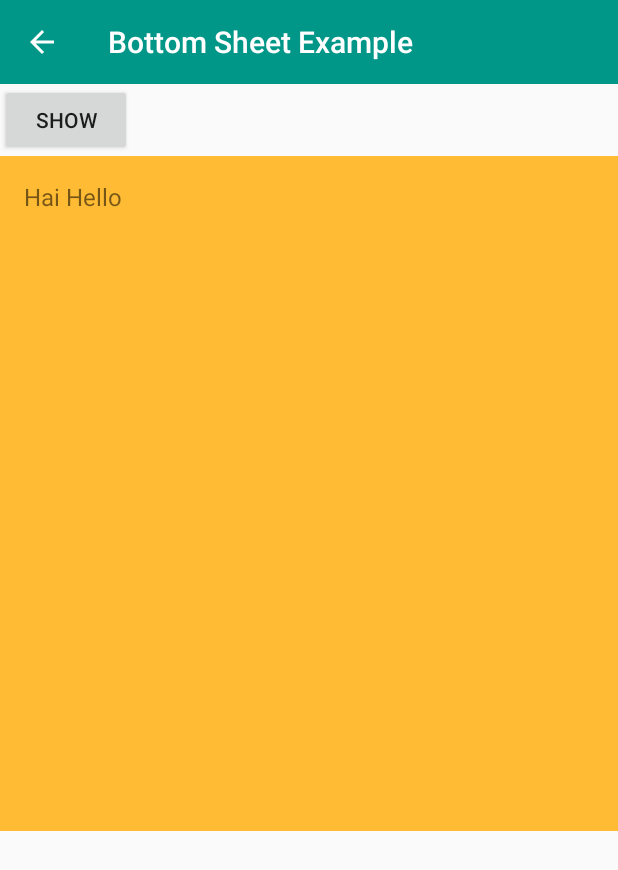
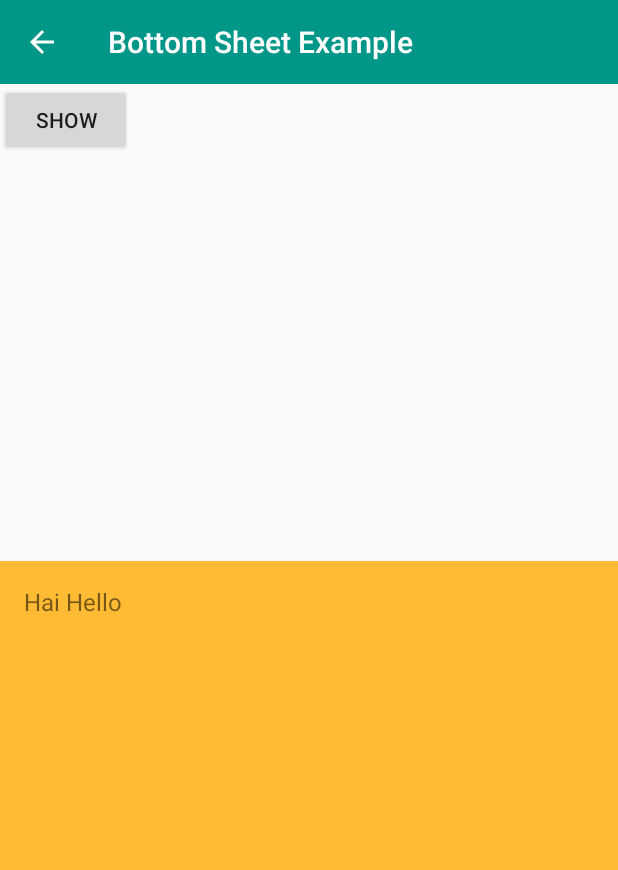
Before and after one commit to stsmunusamy/Android_Tutor, an Android app: the BottomSheetActivity screen opened directly, with no data from a screen before it, after a tap on "SHOW", on a phone screen of 412 x 824 dp. Shown: the top 870 px of the screen. Run offline under Robolectric (Android 15) with nearby library versions, the phone set to English and light mode, and no system bars.

Commit message:
Bottom Sheet Example added

```diff
--- a/app/src/main/java/com/myapps35/tutorial/BottomSheet/BottomSheetActivity.java
+++ b/app/src/main/java/com/myapps35/tutorial/BottomSheet/BottomSheetActivity.java
@@ -36,5 +36,19 @@ public class BottomSheetActivity extends AppCompatActivity
             }
         });
 
+
+
+        mBottomSheetBehavior.setBottomSheetCallback(new BottomSheetBehavior.BottomSheetCallback() {
+            @Override
+            public void onStateChanged(View bottomSheet, int newState) {
+                if (newState == BottomSheetBehavior.STATE_COLLAPSED) {
+                    mBottomSheetBehavior.setPeekHeight(500);
+                }
+            }
+
+            @Override
+            public void onSlide(View bottomSheet, float slideOffset) {
+            }
+        });
     }
 }
--- a/app/src/main/res/layout/activity_bottom_sheet.xml
+++ b/app/src/main/res/layout/activity_bottom_sheet.xml
@@ -1,11 +1,17 @@
 <?xml version="1.0" encoding="utf-8"?>
-<LinearLayout
+<android.support.design.widget.CoordinatorLayout
     xmlns:android="http://schemas.android.com/apk/res/android"
     xmlns:app="http://schemas.android.com/apk/res-auto"
     xmlns:tools="http://schemas.android.com/tools"
-    android:layout_width="match_parent" android:layout_height="match_parent"
-    android:orientation="vertical"
-    tools:context="com.myapps35.tutorial.BottomSheet.BottomSheetActivity">
+    android:id="@+id/main_content"
+    android:layout_width="match_parent"
+    android:layout_height="match_parent"
+    android:fitsSystemWindows="true">
+
+    <LinearLayout
+        android:layout_width="match_parent"
+        android:layout_height="match_parent"
+        android:orientation="vertical">
 
         <Toolbar
             android:layout_width="match_parent"
@@ -22,14 +28,15 @@
             android:layout_height="wrap_content"
             android:text="show"/>
 
+    </LinearLayout>
+
     <android.support.v4.widget.NestedScrollView
         android:id="@+id/bottom_sheet"
         android:layout_width="match_parent"
         android:layout_height="450dp"
         android:background="@android:color/holo_orange_light"
         android:clipToPadding="true"
-        app:layout_behavior="android.support.design.widget.BottomSheetBehavior"
-    >
+        app:layout_behavior="android.support.design.widget.BottomSheetBehavior" >
 
         <TextView
             android:layout_width="match_parent"
@@ -40,4 +47,4 @@
 
     </android.support.v4.widget.NestedScrollView>
 
-</LinearLayout>
+</android.support.design.widget.CoordinatorLayout>
```
Lines whose indentation alone changed are shown as unchanged.
